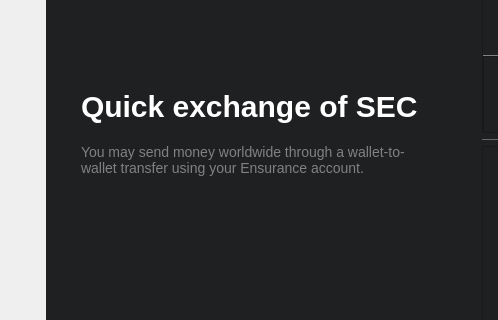
Before: the Qt Designer form src/qt/forms/sendcoinsdialog.ui in laurobeleche/Ensurance, drawn with Qt 5; both pictures show x 0 to 498 and y 208 to 528 of the 1130 by 700 pixel window.
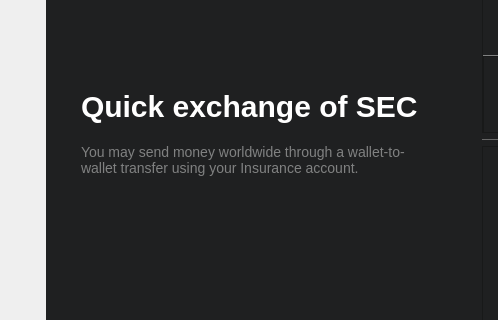
After: the same form once the commit is applied. Icons and pictures are not drawn. Custom widgets are drawn as their Qt base class.

```diff
--- a/src/qt/forms/sendcoinsdialog.ui
+++ b/src/qt/forms/sendcoinsdialog.ui
@@ -160,7 +160,7 @@
                  <number>-1</number>
                 </property>
                 <property name="text">
-                 <string>You may send money worldwide through a wallet-to-wallet transfer using your Ensurance account.</string>
+                 <string>You may send money worldwide through a wallet-to-wallet transfer using your Insurance account.</string>
                 </property>
                 <property name="textFormat">
                  <enum>Qt::RichText</enum>
```
Left out of the diff: 12 changed lines with no effect on the pictures.
